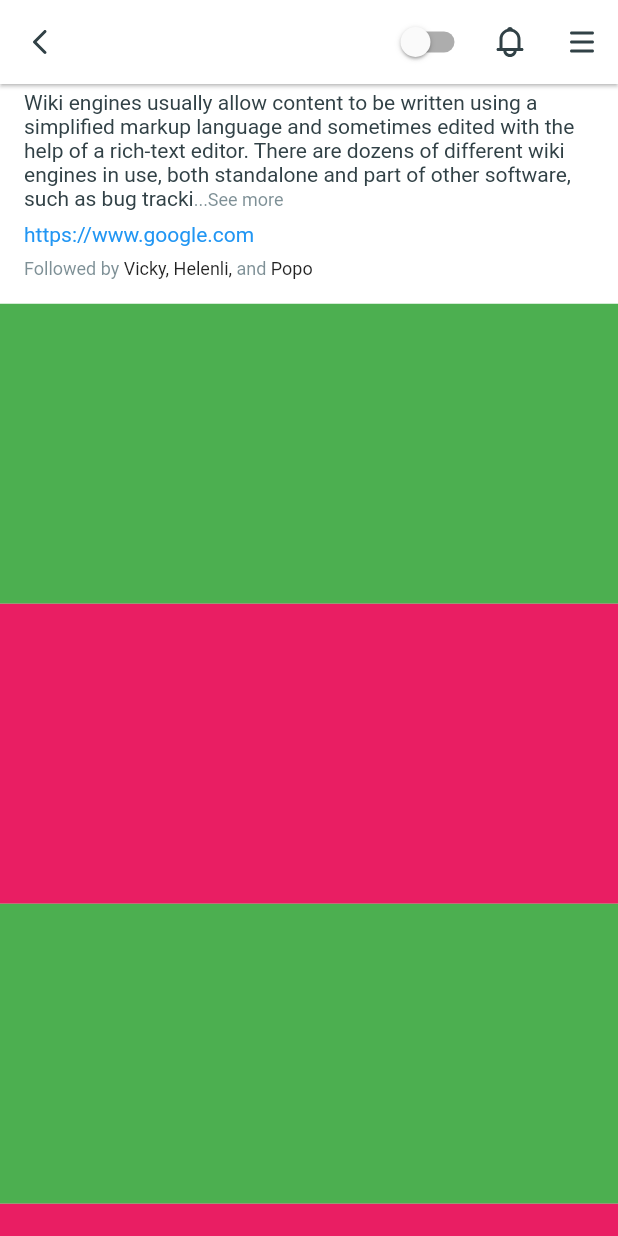
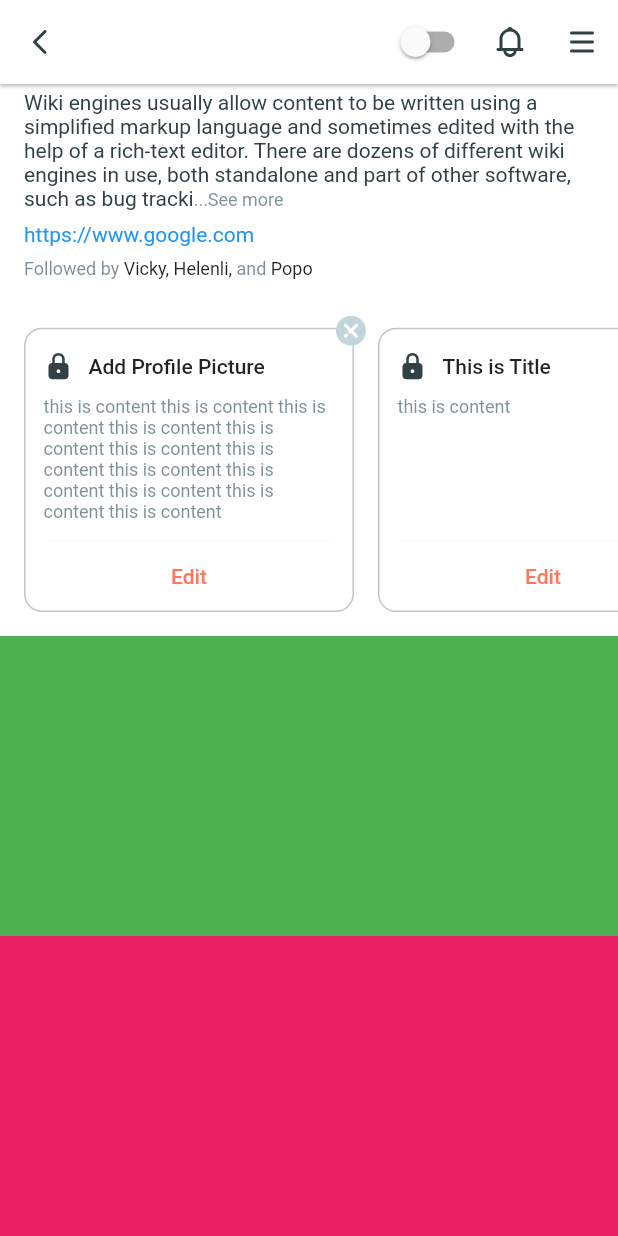
Before and after one commit to blelalr/flutter_sample, a Flutter app: the ThemeSample screen opened directly, scrolled down 954 dp, on a phone screen of 412 x 824 dp. Run offline on Flutter 3.47's test engine with Material 2 defaults, Android fonts, the phone set to English and light mode, and no system bars; our stand-ins replace bloc, dio, equatable, flutter_bloc, flutter_svg, google_maps_flutter and 2 more; accounts and stored records are empty; network calls fail.

Commit message:
Modify divided multi widgets in one build

```diff
--- a/lib/custom_widget/icon_button_default.dart
+++ b/lib/custom_widget/icon_button_default.dart
@@ -4,17 +4,18 @@ import 'package:flutter_svg/flutter_svg.dart';
 class IconButtonDefault extends StatelessWidget {
   final String iconPath;
   final double? size;
+  final Color? color;
   final VoidCallback? press;
   const IconButtonDefault(
-      {Key? key, required this.iconPath, this.size, this.press})
+      {Key? key, required this.iconPath, this.size, this.press, this.color})
       : super(key: key);
 
   @override
   Widget build(BuildContext context) {
     return IconButton(
       iconSize: size ?? 24,
-      icon:
-          SvgPicture.asset(iconPath, color: Theme.of(context).iconTheme.color),
+      icon: SvgPicture.asset(iconPath,
+          color: color ?? Theme.of(context).iconTheme.color),
       onPressed: press ?? () => {print('Theme Icon press')},
     );
   }
--- a/lib/main.dart
+++ b/lib/main.dart
@@ -1,4 +1,5 @@
 import 'package:flutter/material.dart';
+import 'package:flutter/rendering.dart';
 import 'package:flutter_bloc/flutter_bloc.dart';
 import 'package:flutter_sample/navigation/navigation_route.dart';
 import 'package:flutter_sample/navigation/navigation_service.dart';
@@ -8,6 +9,7 @@ import 'package:flutter_sample/style/app_themes.dart';
 import 'bloc/theme/theme_cubit.dart';
 
 void main() {
+  debugProfilePaintsEnabled = true;
   runApp(MyApp());
 }
 
--- a/lib/page/theme_sample/theme_sample.dart
+++ b/lib/page/theme_sample/theme_sample.dart
@@ -74,13 +74,12 @@ class ThemeSample extends StatelessWidget {
               UserProfileFrame(),
               ButtonStackFrame(),
               SuggestionFrame(suggestionList: list),
-              DescriptionFrame()
+              DescriptionFrame(),
+              CompleteProfileFrame(),
             ])),
             SliverToBoxAdapter(
               child: Column(
                 children: [
-                  Container(height: 200, color: Colors.green),
-                  Container(height: 200, color: Colors.pink),
                   Container(height: 200, color: Colors.green),
                   Container(height: 200, color: Colors.pink),
                 ],
@@ -105,25 +104,7 @@ class TopFrame extends StatelessWidget {
             Container(
                 width: double.infinity, height: 0.5, color: AppColors.line83),
             SizedBox(height: 8),
-            Stack(
-              alignment: Alignment.bottomCenter,
-              children: [
-                Container(
-                  width: double.infinity,
-                  child: Image.asset(
-                    'assets/pic/upgrade_to_official_account_p01.png',
-                    width: 144,
-                    height: 144,
-                  ),
-                ),
-                Text('Upgrade to a Free Official Account',
-                    style: AppFonts.button()),
-                Positioned(
-                    right: 0,
-                    top: 0,
-                    child: IconButtonDefault(iconPath: 'assets/icon/close.svg'))
-              ],
-            ),
+            TopFrameStackView(),
             Padding(
               padding:
                   const EdgeInsets.only(left: 32, right: 32, top: 8, bottom: 8),
@@ -157,6 +138,34 @@ class TopFrame extends StatelessWidget {
   }
 }
 
+class TopFrameStackView extends StatelessWidget {
+  const TopFrameStackView({Key? key}) : super(key: key);
+
+  @override
+  Widget build(BuildContext context) {
+    return Stack(
+      alignment: Alignment.bottomCenter,
+      children: [
+        Container(
+          width: double.infinity,
+          child: Image.asset(
+            'assets/pic/upgrade_to_official_account_p01.png',
+            width: 144,
+            height: 144,
+          ),
+        ),
+        Text('Upgrade to a Free Official Account', style: AppFonts.button()),
+        Positioned(
+            right: 0,
+            top: 0,
+            child: IconButtonDefault(
+                iconPath: 'assets/icon/close.svg',
+                color: Theme.of(context).hintColor))
+      ],
+    );
+  }
+}
+
 class UserProfileFrame extends StatelessWidget {
   const UserProfileFrame({Key? key}) : super(key: key);
 
@@ -171,13 +180,70 @@ class UserProfileFrame extends StatelessWidget {
               child: Row(
                 crossAxisAlignment: CrossAxisAlignment.stretch,
                 children: [
-                  Container(
+                  UserProfileFramePhotoView(isVerified: isVerified),
+                  UserProfileFrameNameView(),
+                ],
+              ),
+            )),
+        BuildNumberItems(numberItems: [
+          NumberItem(number: '112', title: 'Followers'),
+          NumberItem(number: '324', title: 'Following'),
+          NumberItem(number: '12', title: 'Videos')
+        ])
+      ],
+    );
+  }
+}
+
+class BuildNumberItems extends StatelessWidget {
+  final List<Widget> numberItems;
+  const BuildNumberItems({Key? key, required this.numberItems})
+      : super(key: key);
+
+  @override
+  Widget build(BuildContext context) {
+    return Container(
+      margin: EdgeInsets.only(top: 24, left: 20, bottom: 24, right: 20),
+      child: Row(children: numberItems),
+    );
+  }
+}
+
+class NumberItem extends StatelessWidget {
+  final String number;
+  final String title;
+  const NumberItem({Key? key, required this.number, required this.title})
+      : super(key: key);
+
+  @override
+  Widget build(BuildContext context) {
+    return Flexible(
+      child: Center(
+        child: Column(
+          children: [
+            Container(child: Text('$number', style: AppFonts.subTitle())),
+            Container(child: Text('$title', style: AppFonts.caption())),
+          ],
+        ),
+      ),
+    );
+  }
+}
+
+class UserProfileFramePhotoView extends StatelessWidget {
+  final isVerified;
+
+  const UserProfileFramePhotoView({Key? key, this.isVerified})
+      : super(key: key);
+
+  @override
+  Widget build(BuildContext context) {
+    return Container(
       child: Align(
         alignment: Alignment.topCenter,
         child: Stack(children: [
           Container(
-                          margin:
-                              EdgeInsets.only(left: 16, right: 16, bottom: 4),
+            margin: EdgeInsets.only(left: 16, right: 16, bottom: 4),
             child: ClipOval(
               child: SvgPicture.asset(
                 'assets/icon/no_photo.svg',
@@ -186,11 +252,51 @@ class UserProfileFrame extends StatelessWidget {
               ),
             ),
           ),
-                        isVerified ? verifiedIcon() : noPhotoCamera(),
+          isVerified ? VerifiedIcon() : NoPhotoIcon(),
         ]),
       ),
-                  ),
-                  Expanded(
+    );
+  }
+}
+
+class VerifiedIcon extends StatelessWidget {
+  const VerifiedIcon({Key? key}) : super(key: key);
+
+  @override
+  Widget build(BuildContext context) {
+    return Positioned(
+        left: 82 + 16 - 14,
+        top: 82 - 14,
+        child: Image.asset(
+          'assets/pic/verified_f_profile.png',
+          width: 28,
+          height: 28,
+        ));
+  }
+}
+
+class NoPhotoIcon extends StatelessWidget {
+  const NoPhotoIcon({Key? key}) : super(key: key);
+
+  @override
+  Widget build(BuildContext context) {
+    return Positioned(
+        left: 82 + 16 - 18,
+        top: 82 - 18,
+        child: Image.asset(
+          'assets/pic/icon_with_o_small.png',
+          width: 36,
+          height: 36,
+        ));
+  }
+}
+
+class UserProfileFrameNameView extends StatelessWidget {
+  const UserProfileFrameNameView({Key? key}) : super(key: key);
+
+  @override
+  Widget build(BuildContext context) {
+    return Expanded(
       child: Padding(
         padding: const EdgeInsets.only(right: 16),
         child: Column(
@@ -202,71 +308,33 @@ class UserProfileFrame extends StatelessWidget {
                 style: AppFonts.bigTitle(),
                 textAlign: TextAlign.start,
               ),
-                            Row(
+              UidIconText()
+            ]),
+      ),
+    );
+  }
+}
+
+class UidIconText extends StatelessWidget {
+  const UidIconText({Key? key}) : super(key: key);
+
+  @override
+  Widget build(BuildContext context) {
+    return Row(
       crossAxisAlignment: CrossAxisAlignment.start,
       children: [
         SvgPicture.asset('assets/icon/lock_f.svg',
-                                    color: Theme.of(context).hintColor,
-                                    width: 18,
-                                    height: 18),
+            color: Theme.of(context).hintColor, width: 18, height: 18),
         Expanded(
           child: Text(
             'uid3625174215436', //7584efiojweiofjioewjfojewoifjowejfiowjeofjweiofjowejfiowejiof',
-                                    style: AppFonts.button(
-                                        textColor: Theme.of(context).hintColor),
+            style: AppFonts.button(textColor: Theme.of(context).hintColor),
             textAlign: TextAlign.start,
-                                  ),
-                                )
-                              ],
-                            )
-                          ]),
-                    ),
-                  )
-                ],
-              ),
-            )),
-        Container(
-          margin: EdgeInsets.only(top: 24, left: 20, bottom: 24, right: 20),
-          child: Row(
-            children: [
-              numberItem('112', 'Followers', context),
-              numberItem('324', 'Following', context),
-              numberItem('12', 'Videos', context),
-            ],
           ),
         )
       ],
     );
   }
-
-  noPhotoCamera() => Positioned(
-      left: 82 + 16 - 18,
-      top: 82 - 18,
-      child: Image.asset(
-        'assets/pic/icon_with_o_small.png',
-        width: 36,
-        height: 36,
-      ));
-
-  verifiedIcon() => Positioned(
-      left: 82 + 16 - 14,
-      top: 82 - 14,
-      child: Image.asset(
-        'assets/pic/verified_f_profile.png',
-        width: 28,
-        height: 28,
-      ));
-
-  numberItem(String number, String title, BuildContext? context) => Flexible(
-        child: Center(
-          child: Column(
-            children: [
-              Container(child: Text('$number', style: AppFonts.subTitle())),
-              Container(child: Text('$title', style: AppFonts.caption())),
-            ],
-          ),
-        ),
-      );
 }
 
 class ButtonStackFrame extends StatelessWidget {
@@ -277,9 +345,68 @@ class ButtonStackFrame extends StatelessWidget {
     return Padding(
       padding: const EdgeInsets.only(left: 16, right: 16),
       child: Column(children: [
-        Row(
-          children: [
-            Flexible(
+        BuildButtonRow(buttons: [
+          ButtonStackFrameNormalButton(),
+          ButtonStackFrameOutLinedButton(),
+          ButtonSmallOutlined(
+              icon: SvgPicture.asset('assets/icon/arrow_left.svg'),
+              press: () => {})
+        ]),
+        BuildButtonRow(buttons: [
+          ButtonStackFrameOutLinedButton(),
+          ButtonSmallOutlined(
+              icon: SvgPicture.asset('assets/icon/arrow_left.svg'),
+              press: () => {})
+        ]),
+        BuildButtonRow(buttons: [
+          ButtonStackFrameNormalButton(),
+          ButtonStackFrameOutLinedButton(),
+        ]),
+        BuildButtonRow(buttons: [
+          ButtonStackFrameOutLinedButton(),
+          ButtonStackFrameOutLinedButton(),
+          ButtonStackFrameOutLinedButton(),
+          ButtonSmallOutlined(
+              icon: SvgPicture.asset('assets/icon/arrow_left.svg'),
+              press: () => {})
+        ]),
+      ]),
+    );
+  }
+}
+
+class BuildButtonRow extends StatelessWidget {
+  final List<Widget> buttons;
+  const BuildButtonRow({Key? key, required this.buttons}) : super(key: key);
+
+  @override
+  Widget build(BuildContext context) {
+    return Row(
+      children: buttons,
+    );
+  }
+}
+
+class ButtonStackFrameOutLinedButton extends StatelessWidget {
+  const ButtonStackFrameOutLinedButton({Key? key}) : super(key: key);
+
+  @override
+  Widget build(BuildContext context) {
+    return Flexible(
+        child: Padding(
+      padding: const EdgeInsets.only(right: 8),
+      child: ButtonSmallOutlined(
+          width: double.infinity, text: 'Type Something', press: () => {}),
+    ));
+  }
+}
+
+class ButtonStackFrameNormalButton extends StatelessWidget {
+  const ButtonStackFrameNormalButton({Key? key}) : super(key: key);
+
+  @override
+  Widget build(BuildContext context) {
+    return Flexible(
         child: Padding(
       padding: const EdgeInsets.only(right: 8),
       child: ButtonSmall(
@@ -287,89 +414,7 @@ class ButtonStackFrame extends StatelessWidget {
         text: 'Type Something',
         press: () => {},
       ),
-            )),
-            Flexible(
-                child: Padding(
-              padding: const EdgeInsets.only(right: 8),
-              child: ButtonSmallOutlined(
-                  width: double.infinity,
-                  text: 'Type Something',
-                  press: () => {}),
-            )),
-            ButtonSmallOutlined(
-                icon: SvgPicture.asset('assets/icon/arrow_left.svg'),
-                press: () => {})
-          ],
-        ),
-        Row(
-          children: [
-            Flexible(
-                child: Padding(
-              padding: const EdgeInsets.only(right: 8),
-              child: ButtonSmallOutlined(
-                  width: double.infinity,
-                  text: 'Type Something',
-                  press: () => {}),
-            )),
-            ButtonSmallOutlined(
-                icon: SvgPicture.asset('assets/icon/arrow_left.svg'),
-                press: () => {})
-          ],
-        ),
-        Row(
-          children: [
-            Flexible(
-                child: Padding(
-              padding: const EdgeInsets.only(right: 8),
-              child: ButtonSmall(
-                width: double.infinity,
-                text: 'Type Something',
-                press: () => {},
-              ),
-            )),
-            Flexible(
-                child: Padding(
-              padding: const EdgeInsets.only(right: 0),
-              child: ButtonSmallOutlined(
-                  width: double.infinity,
-                  text: 'Type Something',
-                  press: () => {}),
-            )),
-          ],
-        ),
-        Row(
-          children: [
-            Flexible(
-                child: Padding(
-              padding: const EdgeInsets.only(right: 8),
-              child: ButtonSmallOutlined(
-                  width: double.infinity,
-                  text: 'Type Something',
-                  press: () => {}),
-            )),
-            Flexible(
-                child: Padding(
-              padding: const EdgeInsets.only(right: 8),
-              child: ButtonSmallOutlined(
-                  width: double.infinity,
-                  text: 'Type Something',
-                  press: () => {}),
-            )),
-            Flexible(
-                child: Padding(
-              padding: const EdgeInsets.only(right: 8),
-              child: ButtonSmallOutlined(
-                  width: double.infinity,
-                  text: 'Type Something',
-                  press: () => {}),
-            )),
-            ButtonSmallOutlined(
-                icon: SvgPicture.asset('assets/icon/arrow_left.svg'),
-                press: () => {})
-          ],
-        ),
-      ]),
-    );
+    ));
   }
 }
 
@@ -479,3 +524,127 @@ class DescriptionFrame extends StatelessWidget {
     );
   }
 }
+
+class CompleteProfileFrame extends StatelessWidget {
+  const CompleteProfileFrame({Key? key}) : super(key: key);
+
+  @override
+  Widget build(BuildContext context) {
+    return BuildCompleteProfileView(widgets: [
+      CompleteProfileItem(
+          title: 'Add Profile Picture',
+          content:
+              'this is content this is content this is content this is content this is content this is content this is content this is content this is content this is content this is content this is content '),
+      CompleteProfileItem(title: 'This is Title', content: 'this is content'),
+      CompleteProfileItem(title: 'This is Title', content: 'this is content'),
+      CompleteProfileItem(title: 'This is Title', content: 'this is content')
+    ]);
+  }
+}
+
+class CompleteProfileItem extends StatelessWidget {
+  final String title;
+  final String content;
+  const CompleteProfileItem(
+      {Key? key, required this.title, required this.content})
+      : super(key: key);
+  @override
+  Widget build(BuildContext context) {
+    return Stack(
+      children: [
+        Container(
+            constraints: BoxConstraints(minHeight: 136),
+            margin: EdgeInsets.all(8),
+            decoration: BoxDecoration(
+              borderRadius: BorderRadius.circular(12),
+              color: context.watch<ThemeCubit>().isDarkMode
+                  ? AppColors.BackgroundElevatedDark1st
+                  : AppColors.BackgroundElevatedLight1st,
+              border: Border.all(
+                color: context.watch<ThemeCubit>().isDarkMode
+                    ? AppColors.innerBorderDark
+                    : AppColors.innerBorderLight,
+                width: 1,
+              ),
+            ),
+            width: 220,
+            child: Padding(
+              padding: const EdgeInsets.only(left: 12, top: 15, right: 12),
+              child: Column(
+                crossAxisAlignment: CrossAxisAlignment.start,
+                children: [
+                  Row(
+                    children: [
+                      SvgPicture.asset('assets/icon/lock_f.svg',
+                          width: 20,
+                          height: 20,
+                          color: Theme.of(context).iconTheme.color),
+                      Container(
+                        padding: EdgeInsets.only(left: 10),
+                        child: Text(
+                          '$title',
+                          style: AppFonts.button(),
+                        ),
+                      ),
+                    ],
+                  ),
+                  Flexible(
+                    child: Container(
+                      margin: EdgeInsets.only(top: 10, bottom: 12),
+                      width: double.infinity,
+                      height: double.infinity,
+                      child: Text(
+                        '$content',
+                        style: AppFonts.caption(
+                            textColor: Theme.of(context).hintColor),
+                      ),
+                    ),
+                  ),
+                  Container(
+                      width: double.infinity,
+                      height: 0.5,
+                      color: AppColors.line83),
+                  Container(
+                    padding: EdgeInsets.only(top: 15, bottom: 15),
+                    width: double.infinity,
+                    child: Text(
+                      'Edit',
+                      textAlign: TextAlign.center,
+                      style: AppFonts.button(
+                          textColor: Theme.of(context).colorScheme.primary),
+                    ),
+                  )
+                ],
+              ),
+            )),
+        Positioned(
+            top: 0,
+            right: 0,
+            child: SvgPicture.asset('assets/icon/icon_colse.svg',
+                width: 20, height: 20)),
+      ],
+    );
+  }
+}
+
+class BuildCompleteProfileView extends StatelessWidget {
+  final List<Widget> widgets;
+  const BuildCompleteProfileView({Key? key, required this.widgets})
+      : super(key: key);
+
+  @override
+  Widget build(BuildContext context) {
+    return SingleChildScrollView(
+        padding: EdgeInsets.all(8),
+        scrollDirection: Axis.horizontal,
+        child: Container(
+          color: Theme.of(context).primaryColor,
+          child: IntrinsicHeight(
+            child: Row(
+              crossAxisAlignment: CrossAxisAlignment.stretch,
+              children: widgets,
+            ),
+          ),
+        ));
+  }
+}
--- a/lib/style/app_colors.dart
+++ b/lib/style/app_colors.dart
@@ -29,5 +29,11 @@ class AppColors {
   static const secondaryLightOnSecondary = Color(0xFFFAFDFF);
   static const secondaryDarkOnSecondary = Color(0xFF00474A);
 
+  static const BackgroundElevatedLight1st = Color(0xFFFFFFFF);
+  static const BackgroundElevatedDark1st = Color(0xFF353A3A);
+
   static const line83 = Color(0x29B4C2C8);
+
+  static const innerBorderLight = Color(0x4D284650);
+  static const innerBorderDark = Color(0x4DE8F9FC);
 }
--- a/lib/style/app_themes.dart
+++ b/lib/style/app_themes.dart
@@ -12,7 +12,7 @@ class AppThemes {
       secondary: AppColors.secondaryDarkP1,
       onSecondary: AppColors.secondaryDarkOnSecondary,
     ),
-    iconTheme: IconThemeData(color: AppColors.labelDarkL1, opacity: 0.8),
+    iconTheme: IconThemeData(color: AppColors.labelDarkL1),
   );
 
   static final lightTheme = ThemeData(
@@ -25,6 +25,6 @@ class AppThemes {
       secondary: AppColors.secondaryLightP1,
       onSecondary: AppColors.secondaryLightOnSecondary,
     ),
-    iconTheme: IconThemeData(color: AppColors.labelLightL1, opacity: 0.8),
+    iconTheme: IconThemeData(color: AppColors.labelLightL1),
   );
 }
```
Also changed, not shown: assets/icon/icon_colse.svg (added), assets/icon/icon_profile.svg (added). Lines whose indentation alone changed are shown as unchanged.
